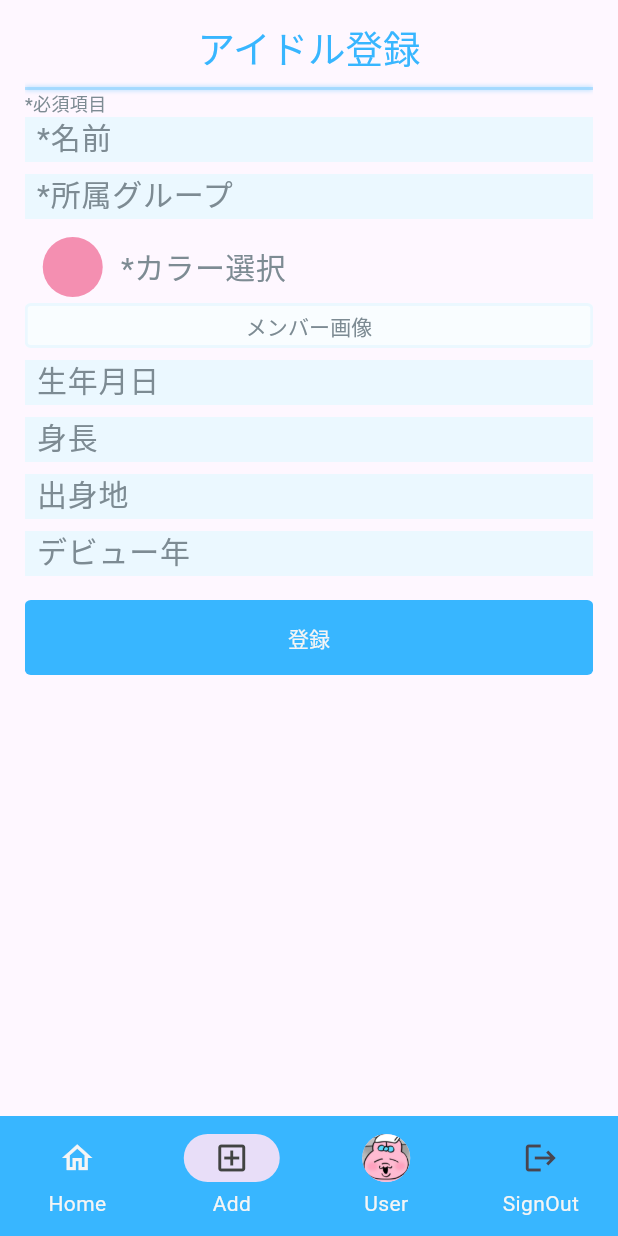
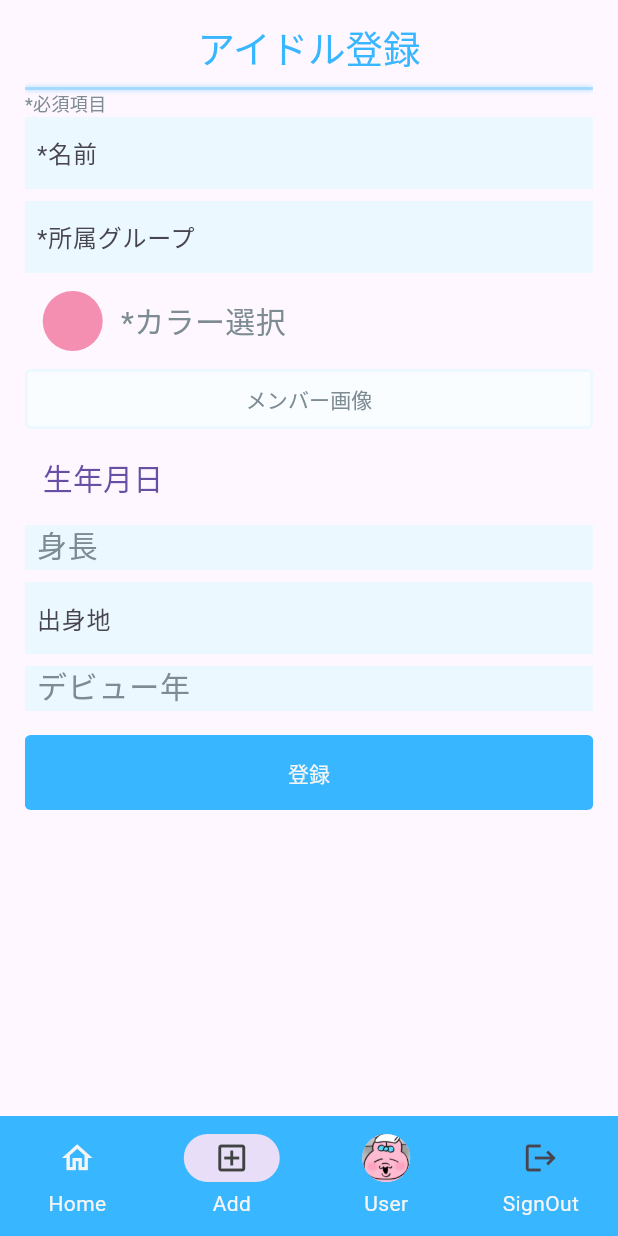
Before and after one commit to miz8462/kimikoe, a Flutter app: the AddIdolScreen screen opened by its route, on a phone screen of 412 x 824 dp. Run offline on Flutter 3.47's test engine with Material 3 defaults, Android fonts, the phone set to English and light mode, and no system bars; our stand-ins replace flutter_datetime_picker_plus, flutter_dotenv, flutter_riverpod, flutter_svg, gap, go_router and 3 more; accounts and stored records are empty; project files that could hold a hidden picture were left out.

Commit message:
生年月日をドラムロールで入力し表示できるよう実装

```diff
--- a/lib/screens/appbar/bottom_bar.dart
+++ b/lib/screens/appbar/bottom_bar.dart
@@ -21,6 +21,7 @@ class _BottomBarState extends State<BottomBar> {
   int addIndex = 1;
   int userIndex = 2;
   int logoutIndex = 3;
+
   var _isSending = false;
 
   void _openAddOverlay(BuildContext context) {
--- a/lib/screens/post/add_artist.dart
+++ b/lib/screens/post/add_artist.dart
@@ -8,7 +8,7 @@ import 'package:kimikoe_app/main.dart';
 import 'package:kimikoe_app/screens/appbar/top_bar.dart';
 import 'package:kimikoe_app/widgets/buttons/image_input_button.dart';
 import 'package:kimikoe_app/widgets/buttons/styled_button.dart';
-import 'package:kimikoe_app/widgets/expanded_text_form.dart';
+import 'package:kimikoe_app/widgets/forms/expanded_text_form.dart';
 
 class AddArtistScreen extends StatefulWidget {
   const AddArtistScreen({super.key});
--- a/lib/screens/post/add_idol.dart
+++ b/lib/screens/post/add_idol.dart
@@ -1,11 +1,17 @@
+import 'dart:io';
+
 import 'package:flutter/material.dart';
+import 'package:flutter_datetime_picker_plus/flutter_datetime_picker_plus.dart'
+    as picker;
 import 'package:gap/gap.dart';
 import 'package:go_router/go_router.dart';
+import 'package:intl/intl.dart';
 import 'package:kimikoe_app/config/config.dart';
 import 'package:kimikoe_app/screens/appbar/top_bar.dart';
 import 'package:kimikoe_app/widgets/buttons/circular_button.dart';
 import 'package:kimikoe_app/widgets/buttons/styled_button.dart';
-import 'package:kimikoe_app/widgets/text_form.dart';
+import 'package:kimikoe_app/widgets/forms/text_form.dart';
+import 'package:kimikoe_app/widgets/forms/text_input_form.dart';
 
 class AddIdolScreen extends StatefulWidget {
   const AddIdolScreen({super.key});
@@ -16,8 +22,62 @@ class AddIdolScreen extends StatefulWidget {
 
 class _AddIdolScreenState extends State<AddIdolScreen> {
   final _formKey = GlobalKey<FormState>();
+  var _enteredName = '';
+  var _enteredGroup = '';
+  Color _selectedColor = Colors.white;
+  File? _selectedImage;
+  DateTime? _enteredBirthday;
+  String? _formattedBirthday;
+  int? _enteredHeight;
+  String? _enteredHometown;
+  int? _enteredDebutYear;
 
   var _isSending = false;
+
+  String? _nameValidator(String? value) {
+    if (value == null || value.isEmpty) {
+      return '名前を入力してください。';
+    } else if (value.trim().length > 50) {
+      return '名前は50文字以下にしてください。';
+    }
+    return null;
+  }
+
+  String? _groupNameValidator(String? value) {
+    if (value == null || value.isEmpty) {
+      return 'グループ名を入力してください。';
+    } else if (value.trim().length > 50) {
+      return 'グループ名は50文字以下にしてください。';
+    }
+    return null;
+  }
+
+  void _formatDateTimeToYYYYMMdd(DateTime date) {
+    final formatter = DateFormat('yyyy/MM/dd');
+    setState(() {
+      _formattedBirthday = formatter.format(date);
+    });
+  }
+
+  void _pickBirthday() async {
+    await picker.DatePicker.showDatePicker(
+      context,
+      minTime: DateTime(1900, 1, 1),
+      maxTime: DateTime.now(),
+      currentTime: DateTime(2000, 6, 15),
+      locale: picker.LocaleType.jp,
+      onConfirm: (date) {
+        setState(
+          () {
+            _enteredBirthday = date;
+          },
+        );
+      },
+    );
+    if (_enteredBirthday != null) {
+      _formatDateTimeToYYYYMMdd(_enteredBirthday!);
+    }
+  }
 
   @override
   Widget build(BuildContext context) {
@@ -26,7 +86,8 @@ class _AddIdolScreenState extends State<AddIdolScreen> {
         title: 'アイドル登録',
         showLeading: false,
       ),
-      body: Form(
+      body: SingleChildScrollView(
+        child: Form(
           key: _formKey,
           child: Column(
             crossAxisAlignment: CrossAxisAlignment.start,
@@ -35,9 +96,21 @@ class _AddIdolScreenState extends State<AddIdolScreen> {
                 '*必須項目',
                 style: TextStyle(color: textGray, fontSize: fontSS),
               ),
-            const TextForm(hintText: '*名前'),
+              InputForm(
+                label: '*名前',
+                validator: _nameValidator,
+                onSaved: (value) {
+                  _enteredName = value!;
+                },
+              ),
               const Gap(spaceWidthS),
-            const TextForm(hintText: '*所属グループ'),
+              InputForm(
+                label: '*所属グループ',
+                validator: _groupNameValidator,
+                onSaved: (value) {
+                  _enteredGroup = value!;
+                },
+              ),
               const Gap(spaceWidthS),
               // 歌詞で表示する個人カラー選択
               Row(
@@ -49,23 +122,45 @@ class _AddIdolScreenState extends State<AddIdolScreen> {
                   ),
                 ],
               ),
-            // メンバー画像
+              const Gap(spaceWidthS),
               StyledButton(
                 'メンバー画像',
                 onPressed: () {},
                 isSending: _isSending,
                 textColor: textGray,
                 backgroundColor: backgroundWhite,
-              buttonSize: buttonS,
+                buttonSize: buttonM,
                 borderSide:
                     BorderSide(color: backgroundLightBlue, width: borderWidth),
               ),
               const Gap(spaceWidthS),
-            const TextForm(hintText: '生年月日'),
+              if (_enteredBirthday == null)
+                TextButton(
+                  onPressed: _pickBirthday,
+                  child: Text(
+                    '生年月日',
+                    style: TextStyle(
+                      fontSize: fontM,
+                    ),
+                  ),
+                ),
+              if (_enteredBirthday != null)
+                TextButton(
+                  onPressed: _pickBirthday,
+                  child: Text(
+                    '生年月日： $_formattedBirthday',
+                    style: TextStyle(fontSize: fontM, color: textGray),
+                  ),
+                ),
               const Gap(spaceWidthS),
               const TextForm(hintText: '身長'),
               const Gap(spaceWidthS),
-            const TextForm(hintText: '出身地'),
+              InputForm(
+                  label: '出身地',
+                  validator: (validator) {},
+                  onSaved: (value) {
+                    _enteredHometown = value;
+                  }),
               const Gap(spaceWidthS),
               const TextForm(hintText: 'デビュー年'),
               const Gap(spaceWidthS),
@@ -83,6 +178,7 @@ class _AddIdolScreenState extends State<AddIdolScreen> {
             ],
           ),
         ),
+      ),
     );
   }
 }
--- a/lib/screens/post/add_song.dart
+++ b/lib/screens/post/add_song.dart
@@ -4,7 +4,7 @@ import 'package:go_router/go_router.dart';
 import 'package:kimikoe_app/config/config.dart';
 import 'package:kimikoe_app/screens/appbar/top_bar.dart';
 import 'package:kimikoe_app/widgets/buttons/styled_button.dart';
-import 'package:kimikoe_app/widgets/text_form.dart';
+import 'package:kimikoe_app/widgets/forms/text_form.dart';
 
 class AddSongScreen extends StatefulWidget {
   const AddSongScreen({super.key});
--- a/lib/widgets/text_input_form.dart
+++ b/lib/widgets/forms/text_input_form.dart
@@ -1,8 +1,8 @@
 import 'package:flutter/material.dart';
 import 'package:kimikoe_app/config/config.dart';
 
-class TextInputForm extends StatelessWidget {
-  const TextInputForm({
+class InputForm extends StatelessWidget {
+  const InputForm({
     super.key,
     required this.label,
     required this.validator,
--- a/pubspec.yaml
+++ b/pubspec.yaml
@@ -48,7 +48,8 @@ dependencies:
   flutter_svg: ^2.0.10+1
   gap: ^3.0.1
   image_picker: ^1.1.2
-
+  flutter_datetime_picker_plus: ^2.2.0
+  intl: ^0.19.0
 
 dev_dependencies:
   flutter_test:
```
Also changed, not shown: lib/screens/post/add_group.dart (+18 -40 lines), lib/widgets/forms/expanded_text_form.dart (renamed from lib/widgets/expanded_text_form.dart), lib/widgets/forms/text_form.dart (renamed from lib/widgets/text_form.dart), pubspec.lock. Lines whose indentation alone changed are shown as unchanged.
